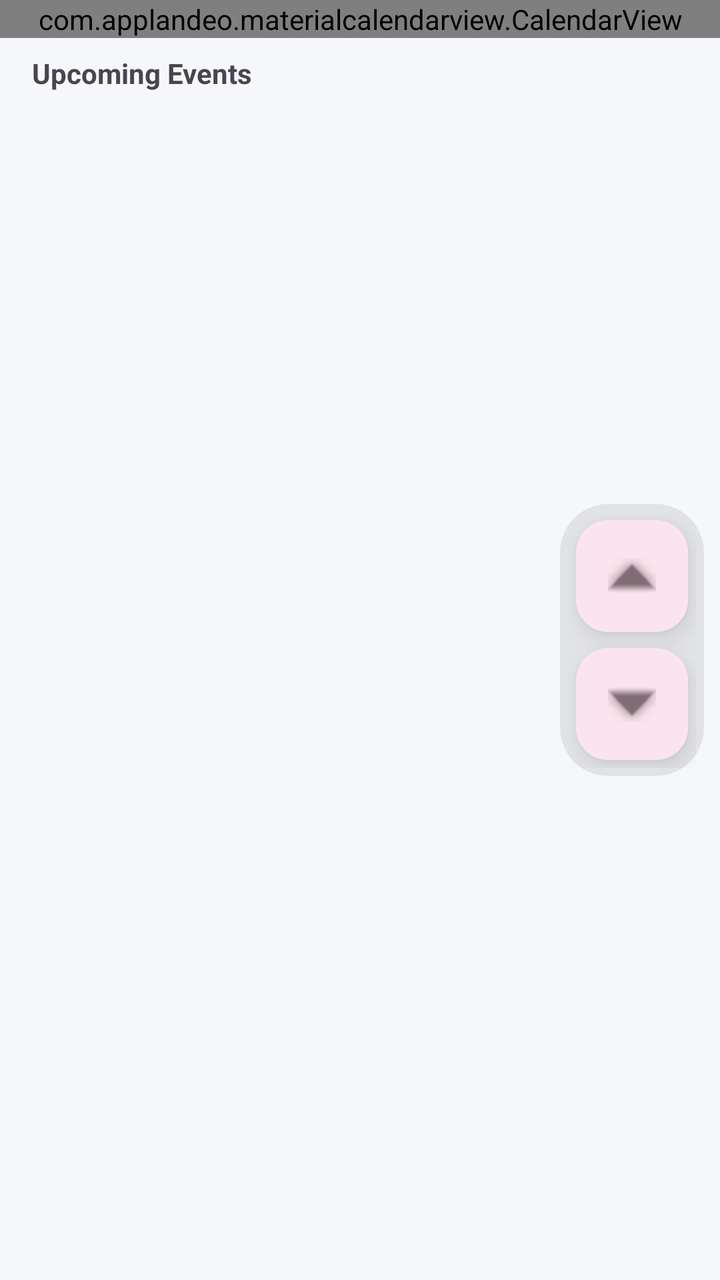
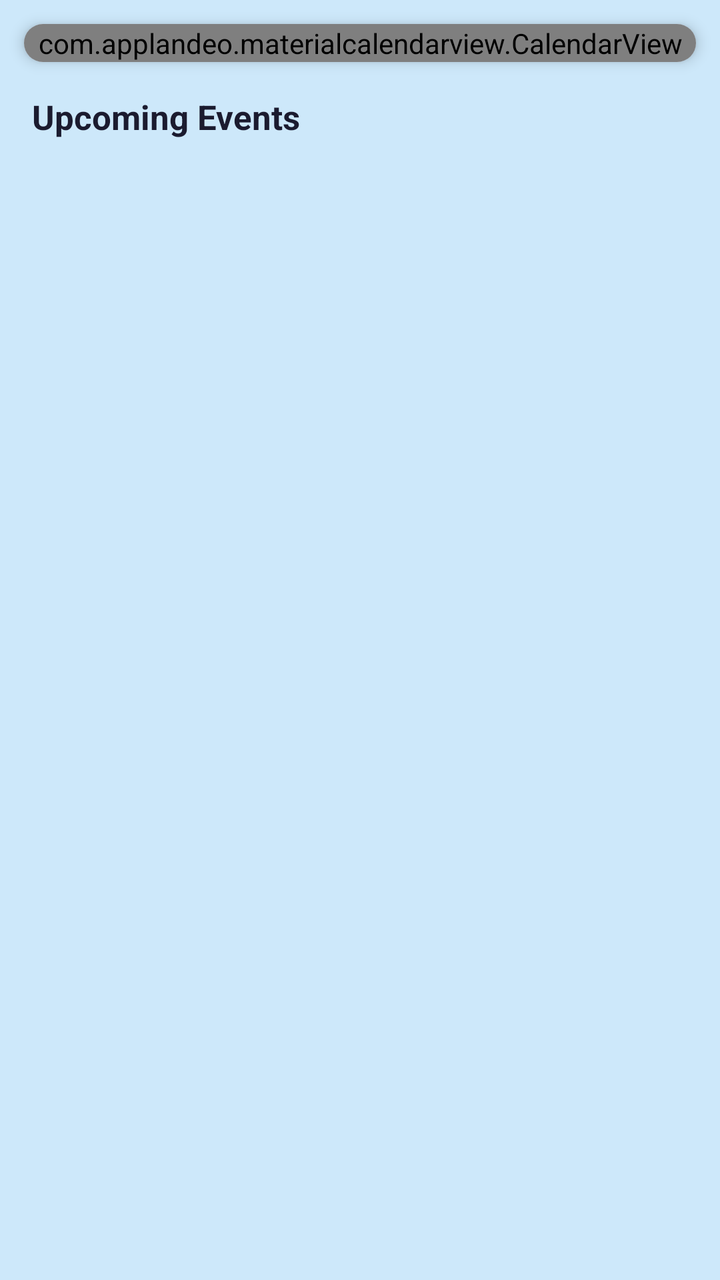

Compare the two renders of this Android layout. The source of the first and the diff that turns it into the second are given below.
<!-- AndroidManifest.xml: application theme Theme.CampusConnect -->
<!-- res/layout/fragment_calendar.xml -->
<?xml version="1.0" encoding="utf-8"?>
<androidx.constraintlayout.widget.ConstraintLayout xmlns:android="http://schemas.android.com/apk/res/android"
    xmlns:app="http://schemas.android.com/apk/res-auto"
    android:layout_width="match_parent"
    android:layout_height="match_parent">

    <com.applandeo.materialcalendarview.CalendarView
        android:id="@+id/calendarView"
        android:layout_width="match_parent"
        android:layout_height="wrap_content"
        app:headerColor="?attr/colorPrimary"
        app:selectionColor="?attr/colorPrimary"
        app:todayLabelColor="?attr/colorTertiary"
        app:layout_constraintTop_toTopOf="parent" />

    <TextView
        android:id="@+id/calendarFeedTitle"
        android:layout_width="wrap_content"
        android:layout_height="wrap_content"
        android:layout_marginStart="16dp"
        android:layout_marginTop="8dp"
        android:text="@string/upcoming_events"
        android:textStyle="bold"
        app:layout_constraintStart_toStartOf="parent"
        app:layout_constraintTop_toBottomOf="@id/calendarView" />

    <androidx.recyclerview.widget.RecyclerView
        android:id="@+id/calendarEventsRecyclerView"
        android:layout_width="match_parent"
        android:layout_height="0dp"
        android:layout_marginTop="8dp"
        app:layout_constraintBottom_toBottomOf="parent"
        app:layout_constraintTop_toBottomOf="@id/calendarFeedTitle" />

    <TextView
        android:id="@+id/calendarEmptyText"
        android:layout_width="0dp"
        android:layout_height="wrap_content"
        android:layout_margin="32dp"
        android:gravity="center"
        android:text="@string/calendar_no_events"
        android:textAppearance="?attr/textAppearanceBodyLarge"
        android:textColor="?android:attr/textColorSecondary"
        android:visibility="gone"
        app:layout_constraintEnd_toEndOf="parent"
        app:layout_constraintStart_toStartOf="parent"
        app:layout_constraintTop_toBottomOf="@id/calendarFeedTitle" />

    <LinearLayout
        android:id="@+id/scrollButtons"
        android:layout_width="wrap_content"
        android:layout_height="wrap_content"
        android:layout_marginEnd="8dp"
        android:alpha="0.6"
        android:background="@drawable/bg_scroll_strip"
        android:gravity="center"
        android:orientation="vertical"
        android:padding="4dp"
        app:layout_constraintBottom_toBottomOf="parent"
        app:layout_constraintEnd_toEndOf="parent"
        app:layout_constraintTop_toTopOf="parent">

        <com.google.android.material.floatingactionbutton.FloatingActionButton
            android:id="@+id/scrollUpFab"
            style="@style/Widget.Material3.FloatingActionButton.Tertiary"
            android:layout_width="wrap_content"
            android:layout_height="wrap_content"
            android:layout_margin="4dp"
            app:fabSize="mini"
            app:srcCompat="@android:drawable/arrow_up_float"
            android:contentDescription="@string/cd_scroll_up" />

        <com.google.android.material.floatingactionbutton.FloatingActionButton
            android:id="@+id/scrollDownFab"
            style="@style/Widget.Material3.FloatingActionButton.Tertiary"
            android:layout_width="wrap_content"
            android:layout_height="wrap_content"
            android:layout_margin="4dp"
            app:fabSize="mini"
            app:srcCompat="@android:drawable/arrow_down_float"
            android:contentDescription="@string/cd_scroll_down" />
    </LinearLayout>

</androidx.constraintlayout.widget.ConstraintLayout>
<!-- resources referenced by this layout -->
<resources>
  <!-- drawable bg_scroll_strip (drawable) -->
  <?xml version="1.0" encoding="utf-8"?>
  <shape xmlns:android="http://schemas.android.com/apk/res/android">
      <solid android:color="#22000000" />
      <corners android:radius="24dp" />
  </shape>
  <string name="calendar_no_events">No events on this day.</string>
  <string name="cd_scroll_down">Scroll Down</string>
  <string name="cd_scroll_up">Scroll Up</string>
  <string name="upcoming_events">Upcoming Events</string>
  <style name="Theme.CampusConnect" parent="Base.Theme.CampusConnect" />
  <style name="Base.Theme.CampusConnect" parent="Theme.Material3.DayNight.NoActionBar">
          
          <item name="colorPrimary">@color/primary</item>
          <item name="colorOnPrimary">@color/on_primary</item>
          <item name="colorSecondary">@color/secondary</item>
          <item name="colorOnSecondary">@color/on_secondary</item>
          <item name="colorTertiary">@color/tertiary</item>
          <item name="colorOnTertiary">@color/on_tertiary</item>
          <item name="android:windowBackground">@color/background</item>
          <item name="colorSurface">@color/surface</item>
          <item name="colorOnSurface">@color/on_surface</item>
  
          <item name="colorSurfaceVariant">@color/surface_variant</item>
          <item name="colorOnSurfaceVariant">@color/on_surface_variant</item>
          <item name="colorError">@color/error</item>
          <item name="colorOnError">@color/on_error</item>
          <item name="colorOutline">@color/outline</item>
          <item name="colorOutlineVariant">@color/outline_variant</item>
          <item name="android:statusBarColor">@color/primary</item>
  
          
          <item name="materialCardViewStyle">@style/Widget.CampusConnect.Card</item>
      </style>
  <color name="primary">#673AB7</color>
  <color name="on_primary">#FFFFFF</color>
  <color name="secondary">#009688</color>
  <color name="on_secondary">#FFFFFF</color>
  <color name="tertiary">#FFC107</color>
  <color name="on_tertiary">#000000</color>
  <color name="background">#F6F7FB</color>
  <color name="surface">#FFFFFF</color>
  <color name="on_surface">#1A1C1E</color>
  <color name="surface_variant">#E1E2EC</color>
  <color name="on_surface_variant">#44474E</color>
  <color name="error">#B3261E</color>
  <color name="on_error">#FFFFFF</color>
  <color name="outline">#74777F</color>
  <color name="outline_variant">#C4C6D0</color>
  <style name="Widget.CampusConnect.Card" parent="Widget.Material3.CardView.Elevated">
          <item name="cardCornerRadius">16dp</item>
          <item name="cardElevation">2dp</item>
          <item name="strokeWidth">0dp</item>
      </style>
</resources>

<!-- the commit's change to res/layout/fragment_calendar.xml (unified diff, before → after) -->
@@ -1,84 +1,76 @@
 <?xml version="1.0" encoding="utf-8"?>
-<androidx.constraintlayout.widget.ConstraintLayout xmlns:android="http://schemas.android.com/apk/res/android"
+<androidx.coordinatorlayout.widget.CoordinatorLayout xmlns:android="http://schemas.android.com/apk/res/android"
     xmlns:app="http://schemas.android.com/apk/res-auto"
     android:layout_width="match_parent"
     android:layout_height="match_parent">
 
-    <com.applandeo.materialcalendarview.CalendarView
-        android:id="@+id/calendarView"
+    
+    <com.google.android.material.appbar.AppBarLayout
+        android:id="@+id/calendarAppBar"
         android:layout_width="match_parent"
         android:layout_height="wrap_content"
-        app:headerColor="?attr/colorPrimary"
-        app:selectionColor="?attr/colorPrimary"
-        app:todayLabelColor="?attr/colorTertiary"
-        app:layout_constraintTop_toTopOf="parent" />
+        android:background="@android:color/transparent"
+        app:elevation="0dp"
+        app:liftOnScroll="false">
 
-    <TextView
-        android:id="@+id/calendarFeedTitle"
-        android:layout_width="wrap_content"
-        android:layout_height="wrap_content"
-        android:layout_marginStart="16dp"
-        android:layout_marginTop="8dp"
-        android:text="@string/upcoming_events"
-        android:textStyle="bold"
-        app:layout_constraintStart_toStartOf="parent"
-        app:layout_constraintTop_toBottomOf="@id/calendarView" />
+        <com.google.android.material.card.MaterialCardView
+            android:id="@+id/calendarCard"
+            android:layout_width="match_parent"
+            android:layout_height="wrap_content"
+            android:layout_margin="12dp"
+            app:cardBackgroundColor="@color/white"
+            app:cardCornerRadius="20dp"
+            app:cardElevation="4dp"
+            app:layout_scrollFlags="scroll|enterAlways|snap">
 
-    <androidx.recyclerview.widget.RecyclerView
-        android:id="@+id/calendarEventsRecyclerView"
+            <com.applandeo.materialcalendarview.CalendarView
+                android:id="@+id/calendarView"
+                android:layout_width="match_parent"
+                android:layout_height="wrap_content"
+                app:headerColor="@color/event_card_navy"
+                app:selectionColor="@color/event_card_navy"
+                app:todayLabelColor="@color/qa_purple" />
+        </com.google.android.material.card.MaterialCardView>
+
+        <TextView
+            android:id="@+id/calendarFeedTitle"
+            android:layout_width="match_parent"
+            android:layout_height="wrap_content"
+            android:paddingStart="16dp"
+            android:paddingTop="4dp"
+            android:paddingEnd="16dp"
+            android:paddingBottom="4dp"
+            android:text="@string/upcoming_events"
+            android:textColor="@color/text_primary"
+            android:textSize="17sp"
+            android:textStyle="bold" />
+    </com.google.android.material.appbar.AppBarLayout>
+
+    <LinearLayout
         android:layout_width="match_parent"
-        android:layout_height="0dp"
-        android:layout_marginTop="8dp"
-        app:layout_constraintBottom_toBottomOf="parent"
-        app:layout_constraintTop_toBottomOf="@id/calendarFeedTitle" />
+        android:layout_height="match_parent"
+        android:orientation="vertical"
+        app:layout_behavior="@string/appbar_scrolling_view_behavior">
+
+        <androidx.recyclerview.widget.RecyclerView
+            android:id="@+id/calendarEventsRecyclerView"
+            android:layout_width="match_parent"
+            android:layout_height="0dp"
+            android:layout_weight="1"
+            android:clipToPadding="false"
+            android:paddingTop="4dp" />
+    </LinearLayout>
 
     <TextView
         android:id="@+id/calendarEmptyText"
-        android:layout_width="0dp"
+        android:layout_width="match_parent"
         android:layout_height="wrap_content"
+        android:layout_gravity="center"
         android:layout_margin="32dp"
         android:gravity="center"
         android:text="@string/calendar_no_events"
         android:textAppearance="?attr/textAppearanceBodyLarge"
-        android:textColor="?android:attr/textColorSecondary"
-        android:visibility="gone"
-        app:layout_constraintEnd_toEndOf="parent"
-        app:layout_constraintStart_toStartOf="parent"
-        app:layout_constraintTop_toBottomOf="@id/calendarFeedTitle" />
+        android:textColor="@color/text_secondary"
+        android:visibility="gone" />
 
-    <LinearLayout
-        android:id="@+id/scrollButtons"
-        android:layout_width="wrap_content"
-        android:layout_height="wrap_content"
-        android:layout_marginEnd="8dp"
-        android:alpha="0.6"
-        android:background="@drawable/bg_scroll_strip"
-        android:gravity="center"
-        android:orientation="vertical"
-        android:padding="4dp"
-        app:layout_constraintBottom_toBottomOf="parent"
-        app:layout_constraintEnd_toEndOf="parent"
-        app:layout_constraintTop_toTopOf="parent">
-
-        <com.google.android.material.floatingactionbutton.FloatingActionButton
-            android:id="@+id/scrollUpFab"
-            style="@style/Widget.Material3.FloatingActionButton.Tertiary"
-            android:layout_width="wrap_content"
-            android:layout_height="wrap_content"
-            android:layout_margin="4dp"
-            app:fabSize="mini"
-            app:srcCompat="@android:drawable/arrow_up_float"
-            android:contentDescription="@string/cd_scroll_up" />
-
-        <com.google.android.material.floatingactionbutton.FloatingActionButton
-            android:id="@+id/scrollDownFab"
-            style="@style/Widget.Material3.FloatingActionButton.Tertiary"
-            android:layout_width="wrap_content"
-            android:layout_height="wrap_content"
-            android:layout_margin="4dp"
-            app:fabSize="mini"
-            app:srcCompat="@android:drawable/arrow_down_float"
-            android:contentDescription="@string/cd_scroll_down" />
-    </LinearLayout>
-
-</androidx.constraintlayout.widget.ConstraintLayout>
+</androidx.coordinatorlayout.widget.CoordinatorLayout>
<!-- resource entries referenced after the edit -->
@@ -1,14 +1,11 @@
 <!-- resources referenced by this layout -->
 <resources>
-  <!-- drawable bg_scroll_strip (drawable) -->
-  <?xml version="1.0" encoding="utf-8"?>
-  <shape xmlns:android="http://schemas.android.com/apk/res/android">
-      <solid android:color="#22000000" />
-      <corners android:radius="24dp" />
-  </shape>
+  <color name="event_card_navy">#3A57A7</color>
+  <color name="qa_purple">#6C4DF6</color>
+  <color name="text_primary">#1B1B2F</color>
+  <color name="text_secondary">#6B7084</color>
+  <color name="white">#FFFFFF</color>
   <string name="calendar_no_events">No events on this day.</string>
-  <string name="cd_scroll_down">Scroll Down</string>
-  <string name="cd_scroll_up">Scroll Up</string>
   <string name="upcoming_events">Upcoming Events</string>
   <style name="Theme.CampusConnect" parent="Base.Theme.CampusConnect" />
   <style name="Base.Theme.CampusConnect" parent="Theme.Material3.DayNight.NoActionBar">
@@ -33,6 +30,7 @@
   
           
           <item name="materialCardViewStyle">@style/Widget.CampusConnect.Card</item>
+          <item name="toolbarStyle">@style/Widget.CampusConnect.Toolbar</item>
       </style>
   <color name="primary">#673AB7</color>
   <color name="on_primary">#FFFFFF</color>
@@ -40,7 +38,7 @@
   <color name="on_secondary">#FFFFFF</color>
   <color name="tertiary">#FFC107</color>
   <color name="on_tertiary">#000000</color>
-  <color name="background">#F6F7FB</color>
+  <color name="background">#CDE8FA</color>
   <color name="surface">#FFFFFF</color>
   <color name="on_surface">#1A1C1E</color>
   <color name="surface_variant">#E1E2EC</color>
@@ -50,9 +48,19 @@
   <color name="outline">#74777F</color>
   <color name="outline_variant">#C4C6D0</color>
   <style name="Widget.CampusConnect.Card" parent="Widget.Material3.CardView.Elevated">
-          <item name="cardCornerRadius">16dp</item>
-          <item name="cardElevation">2dp</item>
+          
+          <item name="cardBackgroundColor">@color/tile_bg</item>
+          <item name="cardCornerRadius">18dp</item>
+          <item name="cardElevation">0dp</item>
           <item name="strokeWidth">0dp</item>
+      </style>
+  <style name="Widget.CampusConnect.Toolbar" parent="Widget.Material3.Toolbar">
+          <item name="navigationIconTint">?attr/colorOnPrimary</item>
+          <item name="android:theme">@style/ThemeOverlay.CampusConnect.Toolbar</item>
+      </style>
+  <color name="tile_bg">#ECE8FE</color>
+  <style name="ThemeOverlay.CampusConnect.Toolbar" parent="">
+          <item name="colorControlNormal">?attr/colorOnPrimary</item>
       </style>
 </resources>
 
